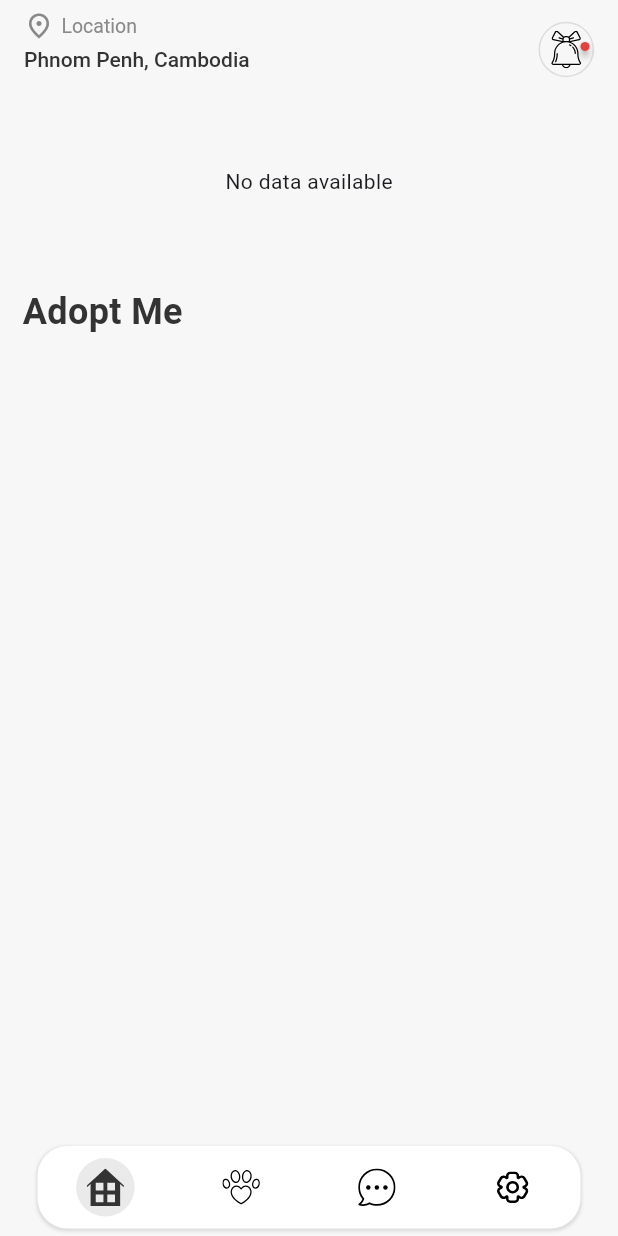
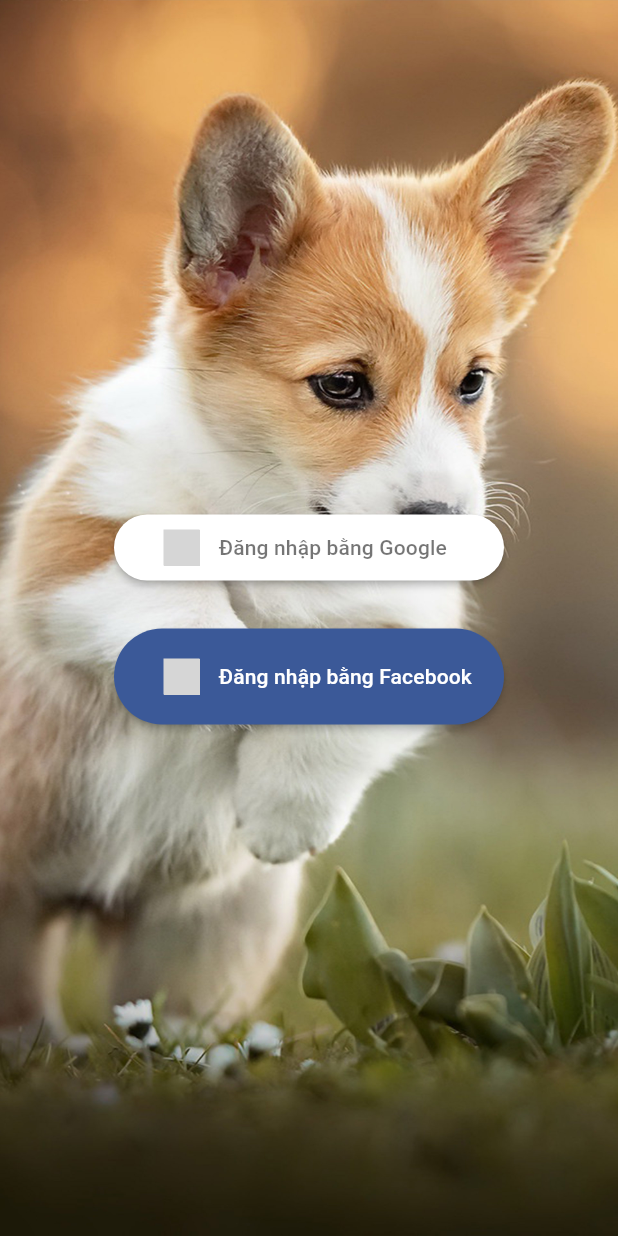
Before and after one commit to TranDangKhoaID/pet_adoption, a Flutter app: the screen it shows after launch, on a phone screen of 412 x 824 dp. Run offline on Flutter 3.47's test engine with Material 3 defaults, Android fonts, the phone set to English and light mode, and no system bars; drawn by our look-alikes of badges, carousel_slider, sign_in_button; our stand-ins replace cached_network_image, cloud_firestore, firebase_auth, firebase_core, flutter_svg, gap and 4 more; accounts and stored records are empty; grey boxes are pictures that could not be loaded.

Commit message:
add login with google

```diff
--- a/lib/constants/constants.dart
+++ b/lib/constants/constants.dart
@@ -5,6 +5,9 @@ const ksecondryColor = Color(0xff9CA2FF);
 const ksecondryLightColor = Color(0xffEDEFFE);
 const klightContentColor = Color(0xffF1F2F7);
 
-const double kbigFontSize = 25;
+const double kbigFontSize = 20;
 const double knormalFontSize = 18;
 const double ksmallFontSize = 15;
+
+const String urlPetDefault =
+    "https://firebasestorage.googleapis.com/v0/b/petadoption-a9579.appspot.com/o/pets.png?alt=media&token=d138774a-b09d-46f3-8cd6-4b8ff772a00c";
--- a/lib/controllers/pet_controller.dart
+++ b/lib/controllers/pet_controller.dart
@@ -1,6 +1,8 @@
 import 'package:cloud_firestore/cloud_firestore.dart';
 import 'package:flutter/material.dart';
+import 'package:flutter/widgets.dart';
 import 'package:get/get.dart';
+import 'package:pet_adoption/service/auth_service.dart';
 
 class PetController extends GetxController {
   static PetController get instance => Get.find();
--- a/lib/main.dart
+++ b/lib/main.dart
@@ -3,7 +3,10 @@ import 'package:flutter/material.dart';
 import 'package:get/get.dart';
 import 'package:pet_adoption/controllers/pet_controller.dart';
 import 'package:pet_adoption/firebase_options.dart';
+import 'package:pet_adoption/screens/login/auth_page.dart';
+import 'package:pet_adoption/screens/login/login.dart';
 import 'package:pet_adoption/screens/root_app.dart';
+import 'package:pet_adoption/storage/app_shared.dart';
 import 'package:pet_adoption/theme/color.dart';
 
 void main() async {
@@ -11,6 +14,7 @@ void main() async {
   await Firebase.initializeApp(
     options: DefaultFirebaseOptions.currentPlatform,
   );
+  AppShared.init();
   Get.put(PetController());
   runApp(MyApp());
 }
@@ -20,13 +24,13 @@ class MyApp extends StatelessWidget {
 
   @override
   Widget build(BuildContext context) {
-    return MaterialApp(
+    return GetMaterialApp(
       debugShowCheckedModeBanner: false,
       title: 'Pet App',
       theme: ThemeData(
         primaryColor: AppColor.primary,
       ),
-      home: const RootApp(),
+      home: AuthPage(),
     );
   }
 }
--- a/lib/screens/home.dart
+++ b/lib/screens/home.dart
@@ -111,7 +111,7 @@ class _HomePageState extends State<HomePage> {
           Padding(
             padding: const EdgeInsets.fromLTRB(15, 0, 15, 25),
             child: Text(
-              "Adopt Me",
+              "Hãy nhận nuôi tôi",
               style: TextStyle(
                 color: AppColor.textColor,
                 fontWeight: FontWeight.w700,
--- /dev/null
+++ b/lib/screens/login/auth_page.dart
@@ -0,0 +1,35 @@
+import 'package:firebase_auth/firebase_auth.dart';
+import 'package:flutter/material.dart';
+import 'package:pet_adoption/screens/login/login.dart';
+import 'package:pet_adoption/screens/root_app.dart';
+
+class AuthPage extends StatelessWidget {
+  const AuthPage({super.key});
+
+  @override
+  Widget build(BuildContext context) {
+    return Scaffold(
+      body: StreamBuilder<User?>(
+        stream: FirebaseAuth.instance.authStateChanges(),
+        builder: (context, snapshot) {
+          if (snapshot.hasError) {
+            return Center(child: Text(snapshot.error.toString()));
+          }
+          if (snapshot.connectionState == ConnectionState.active) {
+            //user is logged
+            if (snapshot.hasData) {
+              return const RootApp();
+            }
+            //user is not logged
+            else {
+              return const LoginPage();
+            }
+          }
+          return Center(
+            child: CircularProgressIndicator(),
+          );
+        },
+      ),
+    );
+  }
+}
--- /dev/null
+++ b/lib/screens/login/login.dart
@@ -0,0 +1,53 @@
+import 'package:firebase_auth/firebase_auth.dart';
+import 'package:flutter/material.dart';
+import 'package:gap/gap.dart';
+import 'package:pet_adoption/service/auth_service.dart';
+import 'package:pet_adoption/widgets/square_tile.dart';
+import 'package:sign_in_button/sign_in_button.dart';
+
+class LoginPage extends StatelessWidget {
+  const LoginPage({super.key});
+
+  @override
+  Widget build(BuildContext context) {
+    return Scaffold(
+      //backgroundColor: Colors.grey[300],
+      body: Container(
+        width: double.infinity,
+        height: double.infinity,
+        decoration: BoxDecoration(
+          image: DecorationImage(
+            image: AssetImage(
+              'assets/images/dog_bg.jpg',
+            ),
+            fit: BoxFit.cover,
+          ),
+        ),
+        child: Column(
+          mainAxisAlignment: MainAxisAlignment.center,
+          children: [
+            SignInButton(
+              Buttons.google,
+              text: 'Đăng nhập bằng Google',
+              onPressed: () => AuthService().signInWithGoogle(),
+              padding: EdgeInsets.symmetric(horizontal: 20, vertical: 10),
+              shape: RoundedRectangleBorder(
+                borderRadius: BorderRadius.circular(50),
+              ),
+            ),
+            Gap(30),
+            SignInButton(
+              Buttons.facebook,
+              text: 'Đăng nhập bằng Facebook',
+              onPressed: () {},
+              padding: EdgeInsets.symmetric(horizontal: 20, vertical: 20),
+              shape: RoundedRectangleBorder(
+                borderRadius: BorderRadius.circular(50),
+              ),
+            ),
+          ],
+        ),
+      ),
+    );
+  }
+}
--- a/lib/widgets/pet_item.dart
+++ b/lib/widgets/pet_item.dart
@@ -1,5 +1,6 @@
 import 'package:flutter/material.dart';
 import 'package:glassmorphism_ui/glassmorphism_ui.dart';
+import 'package:pet_adoption/constants/constants.dart';
 import 'package:pet_adoption/model/pet_model.dart';
 import 'package:pet_adoption/theme/color.dart';
 import 'package:pet_adoption/widgets/favorite_box.dart';
@@ -123,7 +124,7 @@ class PetItem extends StatelessWidget {
 
   Widget _buildImage() {
     return CustomImage(
-      data.image ?? "",
+      data.image!.isNotEmpty ? data.image.toString() : urlPetDefault,
       borderRadius: BorderRadius.vertical(
         top: Radius.circular(radius),
         bottom: Radius.zero,
@@ -131,6 +132,7 @@ class PetItem extends StatelessWidget {
       isShadow: false,
       width: width,
       height: 350,
+      fit: BoxFit.cover,
     );
   }
 
--- a/pubspec.yaml
+++ b/pubspec.yaml
@@ -47,6 +47,10 @@ dependencies:
   firebase_database: ^10.4.9
   cloud_firestore: ^4.15.8
   get: ^4.6.6
+  firebase_auth: ^4.17.9
+  sign_in_button: ^3.2.0
+  google_sign_in: ^6.2.1
+  shared_preferences: ^2.2.2
 
 dev_dependencies:
   flutter_test:
```
Also changed, not shown: lib/screens/setting/component/avatar_card.dart (+12 -4 lines), lib/screens/setting/setting_page.dart (+12 -2 lines), lib/service/auth_service.dart (added, +31 -0 lines), lib/storage/app_shared.dart (added, +74 -0 lines), lib/widgets/square_tile.dart (added, +63 -0 lines), assets/images/bg.jpg (added), assets/images/dog_bg.jpg (added), assets/images/facebook.png (added), assets/images/google.png (added), pubspec.lock, 3 other files.
